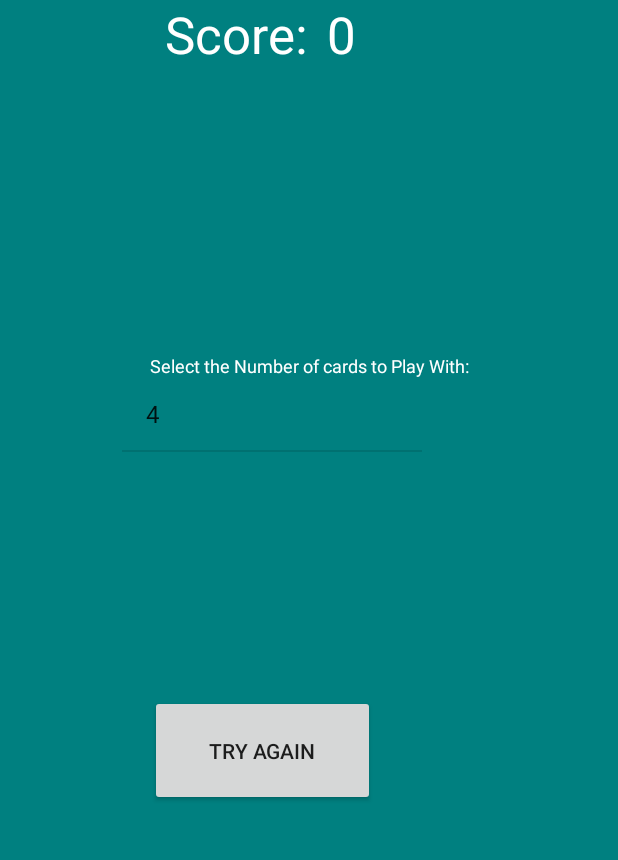
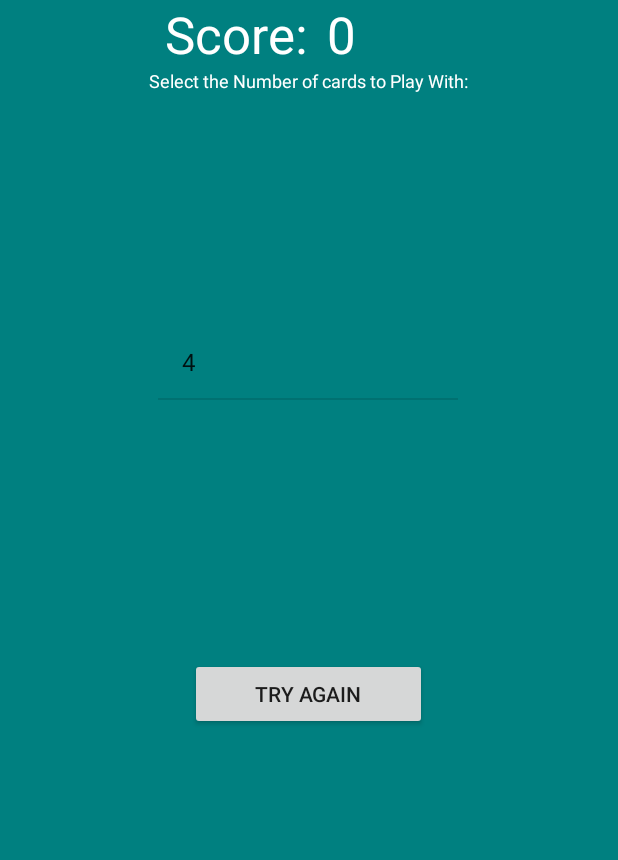
Before and after one commit to btvanhooser/TheASCIIckers, an Android app: the screen it shows after launch (MainActivity), on a phone screen of 412 x 824 dp, the part 84-944 px from its top. Run offline under Robolectric (Android 15) with nearby library versions, the light colour scheme and no system bars.

```diff
--- a/app/src/main/res/layout/initial_game_screen.xml
+++ b/app/src/main/res/layout/initial_game_screen.xml
@@ -9,7 +9,7 @@
 
     <LinearLayout
         android:layout_width="match_parent"
-        android:layout_height="235dp"
+        android:layout_height="wrap_content"
         android:orientation="horizontal"
         android:weightSum="1">
 
@@ -35,16 +35,15 @@
     </LinearLayout>
 
     <GridLayout
-        android:layout_width="match_parent"
-        android:layout_height="228dp"
+        android:layout_width="wrap_content"
+        android:layout_height="393dp"
         android:rowCount="5"
+        android:id="@+id/gridLayoutTilePicker"
+        android:rowOrderPreserved="true"
+        android:layout_gravity="center">
 
-        android:layout_alignParentTop="true"
-        android:layout_alignParentLeft="true"
-        android:layout_alignParentStart="true"
-        android:rowOrderPreserved="true">
 
-        <TextView
+    <TextView
             android:layout_width="match_parent"
             android:layout_height="wrap_content"
             android:text="Select the Number of cards to Play With:"
@@ -53,43 +52,32 @@
             android:textAppearance="@style/TextAppearance.AppCompat.Display2"
             android:textSize="12sp"
             android:textAlignment="center"
+            android:layout_gravity="center"
             android:fontFamily="sans-serif"
-
-            android:layout_alignParentLeft="true"
-            android:layout_alignParentStart="true"
+            android:id="@+id/selectTileView"
             android:layout_row="3"
-
-            android:layout_column="0"
-            android:layout_centerVertical="false" />
+            android:layout_column="0" />
 
         <ListView
             android:layout_width="200dp"
             android:layout_height="65dp"
 
             android:id="@+id/listview"
-            android:layout_centerInParent="false"
             android:layout_row="4"
-
-            android:layout_alignParentBottom="true"
-            android:layout_alignParentLeft="true"
-            android:layout_alignParentStart="true"
             tools:fontFamily="sans-serif"
             android:textColor="@color/white"
-            android:layout_marginLeft="81dp"
-            android:layout_marginStart="81dp"
-            android:layout_marginBottom="170dp"
+            android:layout_gravity="center"
+            android:textAlignment="center"
             android:layout_column="0" />
 
     </GridLayout>
 
     <Button
-        android:layout_width="150dp"
-        android:layout_height="40dp"
-        android:minHeight="112dp"
+        android:layout_width="158dp"
+        android:layout_height="wrap_content"
         tools:style="@style/Widget.AppCompat.Button.Small"
-        android:layout_weight="0.13"
-        android:layout_marginLeft="100dp"
         android:id="@+id/tryAgainButton"
+        tools:fontFamily="sans-serif"
         android:text="Try Again"
-        tools:fontFamily="sans-serif"/>
+        android:layout_gravity="center" />
 </LinearLayout>
```
Also changed, not shown: app/src/main/java/com/theasciickers/cs245/theasciickers/GameFragment.java (+31 -2 lines).
